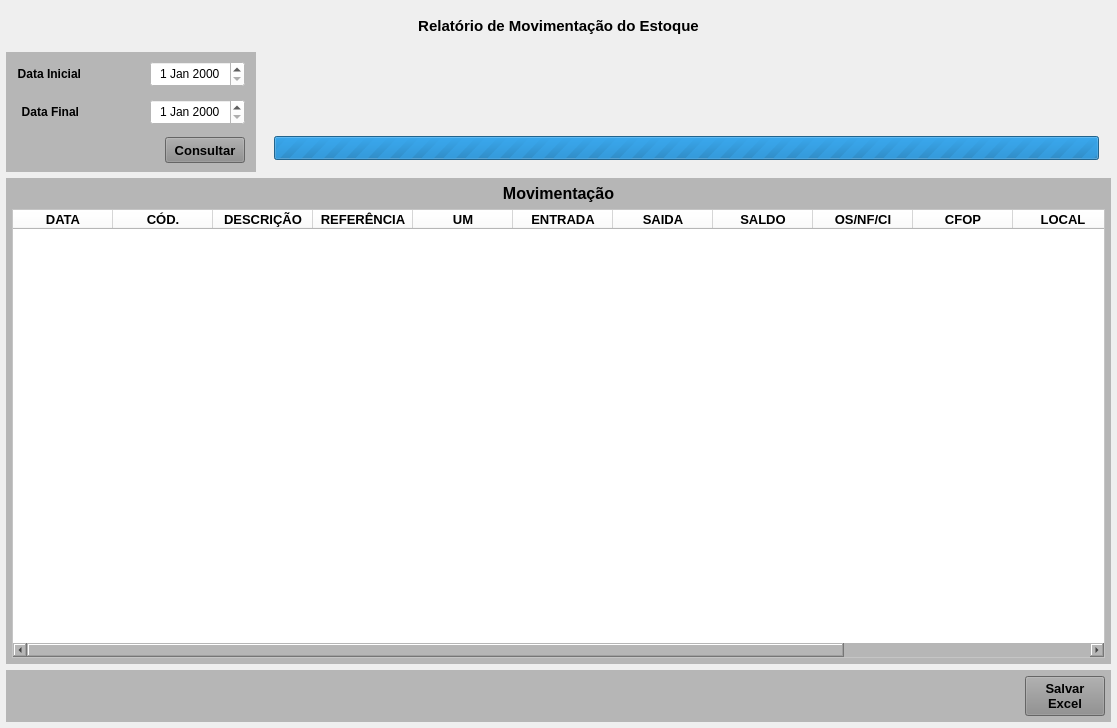
First picture: the form in forms/tela_est_mov.ui, repository Azevedo84/erp_suzuki, before the edit.
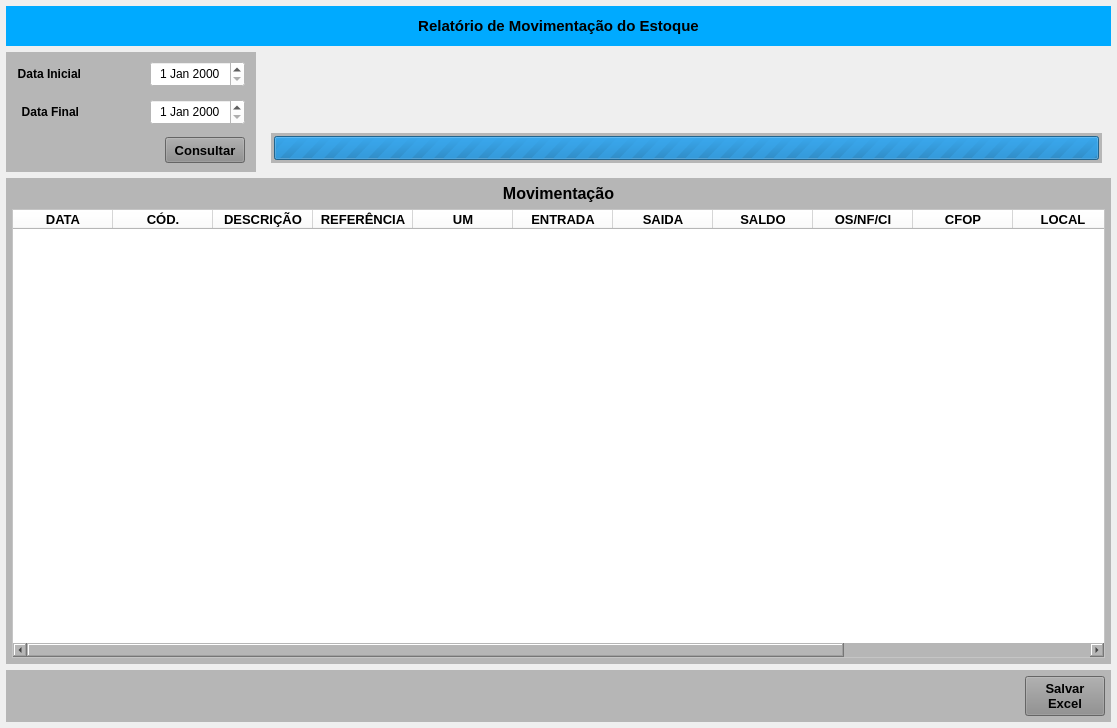
Second picture: the form after the edit.

```diff
--- a/forms/tela_est_mov.ui
+++ b/forms/tela_est_mov.ui
@@ -71,7 +71,7 @@
        </font>
       </property>
       <property name="styleSheet">
-       <string notr="true"/>
+       <string notr="true">background-color: rgb(0, 170, 255);</string>
       </property>
       <layout class="QHBoxLayout" name="horizontalLayout">
        <property name="spacing">
@@ -417,6 +417,9 @@
               <height>30</height>
              </size>
             </property>
+            <property name="styleSheet">
+             <string notr="true">background-color: rgb(182, 182, 182);</string>
+            </property>
             <layout class="QHBoxLayout" name="horizontalLayout_7">
              <property name="leftMargin">
               <number>3</number>
```
